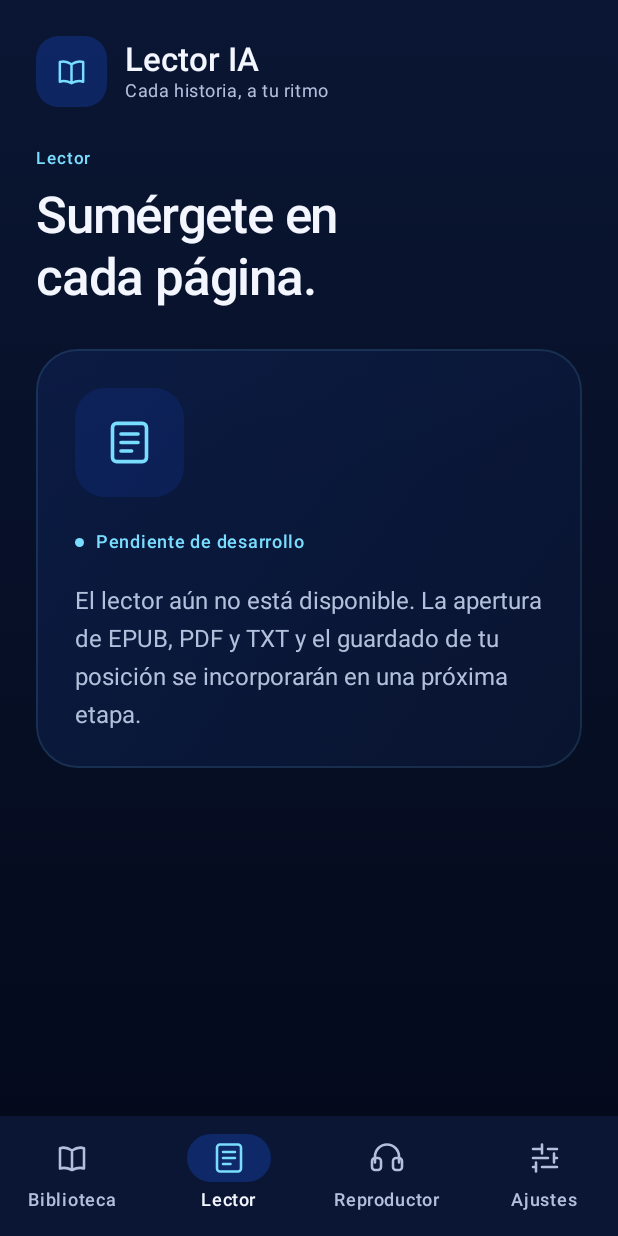
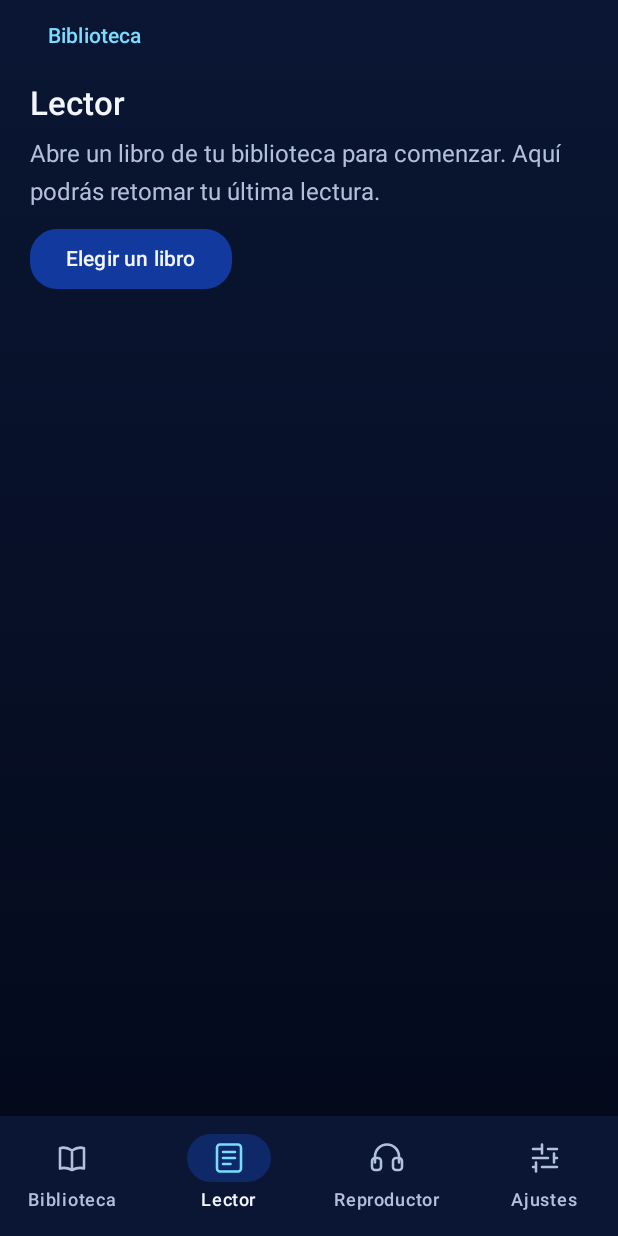
Before and after one commit to Gust4av033/LectorIA-Android, an Android app built with Jetpack Compose: the screen it shows after launch (MainActivity), item 2 of the bottom bar chosen, on a phone screen of 412 x 824 dp. Run offline under Robolectric (Android 15) with nearby library versions, the phone set to English and light mode, and no system bars; our stand-ins replace Dagger/Hilt's generated code, Room's generated code; libraries missing offline, so code that uses them is left out: androidx.hilt.lifecycle, com.tom_roush.pdfbox, org.readium.r2; pictures from the network do not load; 1 statement that could not run was skipped.

Commit message:
feat: abrir lector Compose con secciones y restauración del avance

```diff
--- a/app/src/main/java/com/lectoria/app/presentation/library/LibraryScreen.kt
+++ b/app/src/main/java/com/lectoria/app/presentation/library/LibraryScreen.kt
@@ -72,13 +72,13 @@ import kotlinx.coroutines.Dispatchers
 import kotlinx.coroutines.withContext
 
 @Composable
-fun LibraryRoute(viewModel: LibraryViewModel = hiltViewModel()) {
+fun LibraryRoute(viewModel: LibraryViewModel = hiltViewModel(), onOpenBook: (String) -> Unit = {}) {
     val state by viewModel.state.collectAsStateWithLifecycle()
     val contract = remember { OpenLibraryDocument() }
     val picker = rememberLauncherForActivityResult(contract) { uri ->
         uri?.let { viewModel.importDocument(DocumentSource(it.toString())) }
     }
-    LibraryScreen(state, viewModel, onImport = {
+    LibraryScreen(state, viewModel, onOpenBook = onOpenBook, onImport = {
         try {
             picker.launch(arrayOf("application/epub+zip", "application/pdf", "text/plain", "application/octet-stream", "application/zip"))
         } catch (_: ActivityNotFoundException) { viewModel.pickerUnavailable() }
@@ -87,7 +87,7 @@ fun LibraryRoute(viewModel: LibraryViewModel = hiltViewModel()) {
 }
 
 @Composable
-private fun LibraryScreen(state: LibraryUiState, viewModel: LibraryViewModel, onImport: () -> Unit) {
+private fun LibraryScreen(state: LibraryUiState, viewModel: LibraryViewModel, onImport: () -> Unit, onOpenBook: (String) -> Unit) {
     Box(Modifier.fillMaxSize().testTag("screen_library")) {
         LazyColumn(
             modifier = Modifier.testTag("library_list"),
@@ -218,7 +218,8 @@ private fun LibraryScreen(state: LibraryUiState, viewModel: LibraryViewModel, on
                 book.textEncoding?.let { Text(stringResource(R.string.book_encoding, it)) }
                 Text(stringResource(R.string.book_date, DateTimeFormatter.ofLocalizedDate(FormatStyle.MEDIUM).withLocale(Locale.getDefault()).withZone(ZoneId.systemDefault()).format(book.createdAt)))
                 Text(stringResource(if (book.available) R.string.book_saved else R.string.book_missing_detail), color = if (book.available) Midnight.Highlight else MaterialTheme.colorScheme.error)
-                Text(stringResource(R.string.book_reader_pending))
+                LectorButton(onClick = { viewModel.select(null); onOpenBook(book.id.value) }, enabled = book.available && !state.busy,
+                    modifier = Modifier.fillMaxWidth().testTag("open_book")) { Text(stringResource(R.string.reader_open)) }
             } },
             confirmButton = { LectorTextButton(onClick = { viewModel.select(null) }, modifier = Modifier.testTag("close_book_details")) { Text(stringResource(R.string.close)) } },
             dismissButton = { LectorTextButton(onClick = { viewModel.requestDelete(book) }, modifier = Modifier.testTag("request_delete")) { Text(stringResource(R.string.delete_book), color = MaterialTheme.colorScheme.error) } },
--- a/app/src/main/java/com/lectoria/app/presentation/navigation/LectorIaApp.kt
+++ b/app/src/main/java/com/lectoria/app/presentation/navigation/LectorIaApp.kt
@@ -18,6 +18,8 @@ import androidx.compose.ui.platform.testTag
 import androidx.compose.ui.res.painterResource
 import androidx.compose.ui.res.stringResource
 import androidx.navigation.NavGraph.Companion.findStartDestination
+import androidx.navigation.NavType
+import androidx.navigation.navArgument
 import androidx.navigation.compose.NavHost
 import androidx.navigation.compose.composable
 import androidx.navigation.compose.currentBackStackEntryAsState
@@ -26,6 +28,7 @@ import com.lectoria.app.R
 import com.lectoria.app.core.designsystem.Midnight
 import com.lectoria.app.presentation.library.LibraryRoute
 import com.lectoria.app.presentation.screens.PendingScreen
+import com.lectoria.app.presentation.reader.ReaderRoute
 
 @Composable
 fun LectorIaApp() {
@@ -39,7 +42,7 @@ fun LectorIaApp() {
                 Destination.entries.forEach { destination ->
                     NavigationBarItem(
                         modifier = Modifier.testTag("nav_${destination.route}"),
-                        selected = backStack?.destination?.route == destination.route,
+                        selected = backStack?.destination?.route?.substringBefore('?') == destination.route,
                         onClick = {
                             navController.navigate(destination.route) {
                                 popUpTo(navController.graph.findStartDestination().id) {
@@ -70,16 +73,10 @@ fun LectorIaApp() {
         ) {
             NavHost(navController = navController, startDestination = Destination.Library.route) {
                 composable(Destination.Library.route) {
-                    LibraryRoute()
+                    LibraryRoute(onOpenBook = { id -> navController.navigate("reader?bookId=${android.net.Uri.encode(id)}") { launchSingleTop = true } })
                 }
-                composable(Destination.Reader.route) {
-                    PendingScreen(
-                        title = R.string.reader,
-                        headline = R.string.reader_headline,
-                        description = R.string.reader_pending,
-                        icon = R.drawable.ic_reader,
-                        tag = "screen_reader",
-                    )
+                composable("reader?bookId={bookId}", arguments = listOf(navArgument("bookId") { type = NavType.StringType; nullable = true; defaultValue = null })) {
+                    ReaderRoute(onLibrary = { navController.navigate(Destination.Library.route) { popUpTo(Destination.Library.route); launchSingleTop = true } })
                 }
                 composable(Destination.Player.route) {
                     PendingScreen(
--- /dev/null
+++ b/app/src/main/java/com/lectoria/app/presentation/reader/ReaderScreen.kt
@@ -0,0 +1,154 @@
+package com.lectoria.app.presentation.reader
+
+import android.graphics.BitmapFactory
+import androidx.compose.foundation.Image
+import androidx.compose.foundation.layout.Arrangement
+import androidx.compose.foundation.layout.Box
+import androidx.compose.foundation.layout.Column
+import androidx.compose.foundation.layout.Row
+import androidx.compose.foundation.layout.fillMaxSize
+import androidx.compose.foundation.layout.fillMaxWidth
+import androidx.compose.foundation.layout.padding
+import androidx.compose.foundation.layout.size
+import androidx.compose.foundation.lazy.LazyColumn
+import androidx.compose.foundation.lazy.itemsIndexed
+import androidx.compose.foundation.rememberScrollState
+import androidx.compose.foundation.text.selection.SelectionContainer
+import androidx.compose.foundation.verticalScroll
+import androidx.compose.material3.AlertDialog
+import androidx.compose.material3.CircularProgressIndicator
+import androidx.compose.material3.MaterialTheme
+import androidx.compose.material3.Text
+import androidx.compose.runtime.Composable
+import androidx.compose.runtime.DisposableEffect
+import androidx.compose.runtime.LaunchedEffect
+import androidx.compose.runtime.getValue
+import androidx.compose.runtime.mutableStateOf
+import androidx.compose.runtime.mutableIntStateOf
+import androidx.compose.runtime.remember
+import androidx.compose.runtime.saveable.rememberSaveable
+import androidx.compose.runtime.setValue
+import androidx.compose.ui.Alignment
+import androidx.compose.ui.Modifier
+import androidx.compose.ui.graphics.asImageBitmap
+import androidx.compose.ui.platform.testTag
+import androidx.compose.ui.res.stringResource
+import androidx.compose.ui.semantics.contentDescription
+import androidx.compose.ui.semantics.semantics
+import androidx.compose.ui.text.style.TextOverflow
+import androidx.compose.ui.unit.dp
+import androidx.compose.ui.unit.sp
+import androidx.hilt.lifecycle.viewmodel.compose.hiltViewModel
+import androidx.lifecycle.compose.collectAsStateWithLifecycle
+import com.lectoria.app.R
+import com.lectoria.app.core.designsystem.LectorButton
+import com.lectoria.app.core.designsystem.LectorTextButton
+import com.lectoria.app.core.designsystem.Midnight
+import com.lectoria.app.domain.document.ReaderFailure
+import com.lectoria.app.domain.model.BookFormat
+
+@Composable
+fun ReaderRoute(onLibrary: () -> Unit, viewModel: ReaderViewModel = hiltViewModel()) {
+    DisposableEffect(viewModel) { viewModel.reload(); onDispose { viewModel.release() } }
+    val state by viewModel.state.collectAsStateWithLifecycle()
+    ReaderScreen(state, viewModel::go, viewModel::retry, viewModel::retrySave, onLibrary)
+}
+
+@Composable
+private fun ReaderScreen(
+    state: ReaderUiState,
+    onGo: (com.lectoria.app.domain.model.ReadingLocator) -> Unit,
+    onReload: () -> Unit,
+    onRetrySave: () -> Unit,
+    onLibrary: () -> Unit,
+) {
+    var contents by remember { mutableStateOf(false) }
+    var fontSize by rememberSaveable { mutableIntStateOf(20) }
+    var showPdfText by rememberSaveable { mutableStateOf(false) }
+    val scroll = rememberScrollState()
+    val page = state.page
+    val smallerLabel = stringResource(R.string.reader_smaller)
+    val largerLabel = stringResource(R.string.reader_larger)
+    LaunchedEffect(page?.locator, showPdfText) { scroll.scrollTo(0) }
+
+    Column(Modifier.fillMaxSize().padding(horizontal = 20.dp).testTag("screen_reader"), verticalArrangement = Arrangement.spacedBy(8.dp)) {
+        Row(Modifier.fillMaxWidth(), horizontalArrangement = Arrangement.SpaceBetween, verticalAlignment = Alignment.CenterVertically) {
+            LectorTextButton(onClick = onLibrary) { Text(stringResource(R.string.library)) }
+            if (state.sections.isNotEmpty()) LectorTextButton(onClick = { contents = true }, enabled = !state.busy,
+                modifier = Modifier.testTag("reader_sections")) { Text(stringResource(R.string.reader_sections)) }
+        }
+        Text(state.book?.title ?: stringResource(R.string.reader), style = MaterialTheme.typography.titleLarge, maxLines = 2, overflow = TextOverflow.Ellipsis)
+        if (state.busy) Row(verticalAlignment = Alignment.CenterVertically, horizontalArrangement = Arrangement.spacedBy(12.dp)) {
+            CircularProgressIndicator(Modifier.size(22.dp), color = Midnight.Highlight, strokeWidth = 2.dp)
+            Text(stringResource(R.string.reader_loading))
+        }
+        state.failure?.let { failure ->
+            Text(stringResource(when (failure) {
+                ReaderFailure.OPEN -> R.string.reader_error
+                ReaderFailure.LOCATION -> R.string.reader_location_error
+                ReaderFailure.TOO_LARGE -> R.string.reader_section_large
+                ReaderFailure.PROTECTED -> R.string.error_protected
+            }), color = MaterialTheme.colorScheme.error, modifier = Modifier.testTag("reader_error"))
+            if (page == null) LectorButton(onClick = onReload, enabled = !state.busy) { Text(stringResource(R.string.retry)) }
+        }
+        if (state.saveFailed) Row(verticalAlignment = Alignment.CenterVertically) {
+            Text(stringResource(R.string.reader_save_error), Modifier.weight(1f), color = MaterialTheme.colorScheme.error)
+            LectorTextButton(onClick = onRetrySave, enabled = !state.busy) { Text(stringResource(R.string.retry)) }
+        }
+        if (page == null && !state.busy && state.failure == null) {
+            Text(stringResource(R.string.reader_empty), color = Midnight.MutedText)
+            LectorButton(onClick = onLibrary) { Text(stringResource(R.string.reader_choose)) }
+        }
+        if (page != null) {
+            val isPdf = state.book?.format == BookFormat.PDF
+            val previous = if (isPdf && !showPdfText) state.sections.getOrNull(page.sectionIndex - 1)?.start else page.previous
+            val next = if (isPdf && !showPdfText) state.sections.getOrNull(page.sectionIndex + 1)?.start else page.next
+            val location = sectionLabel(state, page.sectionIndex)
+            Text(if (!isPdf || showPdfText) "$location · ${stringResource(R.string.reader_fragment_number, page.fragmentIndex + 1, page.fragmentCount)}" else location,
+                color = Midnight.Highlight, style = MaterialTheme.typography.labelLarge,
+                modifier = Modifier.testTag("reader_position"))
+            Row(Modifier.fillMaxWidth(), verticalAlignment = Alignment.CenterVertically) {
+                if (isPdf) LectorTextButton(onClick = { showPdfText = !showPdfText }, modifier = Modifier.testTag("reader_toggle_text")) {
+                    Text(stringResource(if (showPdfText) R.string.reader_show_page else R.string.reader_show_text))
+                } else Text(stringResource(R.string.reader_text_mode), Modifier.weight(1f), style = MaterialTheme.typography.labelMedium, color = Midnight.MutedText)
+                if (!isPdf || showPdfText) {
+                    LectorTextButton(onClick = { fontSize -= 2 }, enabled = fontSize > 16,
+                        modifier = Modifier.testTag("reader_smaller").semantics { contentDescription = smallerLabel }) { Text("A−") }
+                    LectorTextButton(onClick = { fontSize += 2 }, enabled = fontSize < 32,
+                        modifier = Modifier.testTag("reader_larger").semantics { contentDescription = largerLabel }) { Text("A+") }
+                }
+            }
+            Column(Modifier.weight(1f).fillMaxWidth().verticalScroll(scroll).testTag("reader_content"), verticalArrangement = Arrangement.spacedBy(12.dp)) {
+                if (isPdf && page.text.isBlank()) Text(stringResource(if (state.extractionAllowed) R.string.reader_no_pdf_text else R.string.reader_extraction_denied), color = Midnight.Highlight)
+                if (isPdf && !showPdfText) {
+                    val bitmap = remember(state.image) { state.image?.let { BitmapFactory.decodeByteArray(it, 0, it.size) } }
+                    if (bitmap != null) Image(bitmap.asImageBitmap(), contentDescription = stringResource(R.string.reader_pdf_image, page.sectionIndex + 1), modifier = Modifier.fillMaxWidth())
+                    if (state.imageFailed) Text(stringResource(R.string.reader_image_error), color = MaterialTheme.colorScheme.error)
+                } else if (page.text.isNotBlank()) SelectionContainer {
+                    Text(page.text.removePrefix("\uFEFF"), fontSize = fontSize.sp, lineHeight = (fontSize * 1.55f).sp, modifier = Modifier.testTag("reader_text"))
+                } else if (!isPdf) Text(stringResource(R.string.reader_no_section_text), color = Midnight.MutedText)
+            }
+            Row(Modifier.fillMaxWidth().padding(bottom = 8.dp), horizontalArrangement = Arrangement.SpaceBetween) {
+                LectorButton(onClick = { previous?.let(onGo) }, enabled = previous != null && !state.busy,
+                    modifier = Modifier.testTag("reader_previous")) { Text(stringResource(R.string.reader_previous)) }
+                LectorButton(onClick = { next?.let(onGo) }, enabled = next != null && !state.busy,
+                    modifier = Modifier.testTag("reader_next")) { Text(stringResource(R.string.reader_next)) }
+            }
+        } else Box(Modifier.weight(1f))
+    }
+    if (contents) AlertDialog(onDismissRequest = { contents = false }, title = { Text(stringResource(R.string.reader_sections)) },
+        text = {
+            LazyColumn { itemsIndexed(state.sections, key = { _, section -> section.id }) { index, section ->
+                LectorTextButton(onClick = { contents = false; onGo(section.start) }, modifier = Modifier.fillMaxWidth().testTag("reader_section_$index")) {
+                    Text(sectionLabel(state, index), Modifier.fillMaxWidth())
+                }
+            } }
+        }, confirmButton = { LectorTextButton(onClick = { contents = false }) { Text(stringResource(R.string.close)) } })
+}
+
+@Composable
+private fun sectionLabel(state: ReaderUiState, index: Int): String = when (state.book?.format) {
+    BookFormat.PDF -> stringResource(R.string.reader_page_number, index + 1, state.sections.size)
+    else -> state.sections.getOrNull(index)?.title?.takeIf { it.isNotBlank() }
+        ?: stringResource(R.string.reader_section_number, index + 1, state.sections.size)
+}
--- /dev/null
+++ b/app/src/main/java/com/lectoria/app/presentation/reader/ReaderViewModel.kt
@@ -0,0 +1,129 @@
+package com.lectoria.app.presentation.reader
+
+import androidx.lifecycle.SavedStateHandle
+import androidx.lifecycle.ViewModel
+import androidx.lifecycle.viewModelScope
+import com.lectoria.app.domain.document.DocumentPage
+import com.lectoria.app.domain.document.DocumentSection
+import com.lectoria.app.domain.document.DocumentSession
+import com.lectoria.app.domain.document.ReaderException
+import com.lectoria.app.domain.document.ReaderFailure
+import com.lectoria.app.domain.model.Book
+import com.lectoria.app.domain.model.BookId
+import com.lectoria.app.domain.model.ReadingLocator
+import com.lectoria.app.domain.model.ReadingProgress
+import com.lectoria.app.domain.usecase.OpenReader
+import com.lectoria.app.domain.usecase.SaveReadingProgress
+import dagger.hilt.android.lifecycle.HiltViewModel
+import java.time.Instant
+import javax.inject.Inject
+import kotlinx.coroutines.CancellationException
+import kotlinx.coroutines.Dispatchers
+import kotlinx.coroutines.Job
+import kotlinx.coroutines.NonCancellable
+import kotlinx.coroutines.awaitCancellation
+import kotlinx.coroutines.cancelAndJoin
+import kotlinx.coroutines.flow.MutableStateFlow
+import kotlinx.coroutines.flow.asStateFlow
+import kotlinx.coroutines.flow.update
+import kotlinx.coroutines.launch
+import kotlinx.coroutines.sync.Mutex
+import kotlinx.coroutines.sync.withLock
+import kotlinx.coroutines.withContext
+
+data class ReaderUiState(
+    val book: Book? = null,
+    val sections: List<DocumentSection> = emptyList(),
+    val page: DocumentPage? = null,
+    val image: ByteArray? = null,
+    val busy: Boolean = true,
+    val failure: ReaderFailure? = null,
+    val saveFailed: Boolean = false,
+    val imageFailed: Boolean = false,
+    val extractionAllowed: Boolean = true,
+)
+
+@HiltViewModel
+class ReaderViewModel @Inject constructor(
+    private val savedState: SavedStateHandle,
+    private val openReader: OpenReader,
+    private val saveProgress: SaveReadingProgress,
+) : ViewModel() {
+    private val mutableState = MutableStateFlow(ReaderUiState())
+    val state = mutableState.asStateFlow()
+    private val mutex = Mutex()
+    private var session: DocumentSession? = null
+    private var lifetime: Job? = null
+    private var action: Job? = null
+    private var lastRequested: ReadingLocator? = null
+
+    fun reload() {
+        if (lifetime?.isActive == true) return
+        val previous = lifetime
+        mutableState.value = ReaderUiState()
+        lifetime = viewModelScope.launch {
+            previous?.cancelAndJoin()
+            try {
+                val opened = openReader(savedState.get<String>("bookId")?.takeIf { it.isNotBlank() }?.let(::BookId))
+                if (opened == null) { mutableState.update { it.copy(busy = false) }; return@launch }
+                session = opened.session
+                val sections = opened.session.sections()
+                if (sections.isEmpty()) throw ReaderException(ReaderFailure.OPEN)
+                mutableState.update { it.copy(book = opened.book, sections = sections, extractionAllowed = opened.session.canExtractText) }
+                mutex.withLock {
+                    try { display(opened.progress?.locator ?: sections.first().start) }
+                    catch (cancelled: CancellationException) { throw cancelled }
+                    catch (error: Exception) { showFailure(error) }
+                }
+                awaitCancellation()
+            } catch (cancelled: CancellationException) { throw cancelled }
+            catch (error: Exception) { showFailure(error) }
+            finally {
+                withContext(NonCancellable + Dispatchers.IO) {
+                    mutex.withLock { runCatching { session?.close() }; session = null }
+                }
+            }
+        }
+    }
+
+    fun release() { action?.cancel(); lifetime?.cancel() }
+
+    fun retry() { if (session == null) reload() else lastRequested?.let(::go) }
+
+    private fun showFailure(error: Exception) {
+        mutableState.update { it.copy(busy = false, failure = (error as? ReaderException)?.reason ?: ReaderFailure.OPEN) }
+    }
+
+    fun go(locator: ReadingLocator) {
+        if (state.value.busy || session == null) return
+        mutableState.update { it.copy(busy = true, failure = null) }
+        action = viewModelScope.launch {
+            mutex.withLock {
+                try { display(locator) }
+                catch (cancelled: CancellationException) { throw cancelled }
+                catch (error: Exception) { showFailure(error) }
+            }
+        }
+    }
+
+    fun retrySave() {
+        val locator = state.value.page?.locator ?: return
+        go(locator)
+    }
+
+    private suspend fun display(locator: ReadingLocator) {
+        lastRequested = locator
+        val active = checkNotNull(session)
+        val page = active.page(locator)
+        val book = checkNotNull(state.value.book)
+        var saveFailed = false
+        try { saveProgress(ReadingProgress(book.id, page.locator, Instant.now())) }
+        catch (cancelled: CancellationException) { throw cancelled }
+        catch (_: Exception) { saveFailed = true }
+        var imageFailed = false
+        val image = try { active.image(page.locator) }
+        catch (cancelled: CancellationException) { throw cancelled }
+        catch (_: Exception) { imageFailed = true; null }
+        mutableState.update { it.copy(page = page, image = image, busy = false, failure = null, saveFailed = saveFailed, imageFailed = imageFailed) }
+    }
+}
--- a/app/src/main/res/values/strings.xml
+++ b/app/src/main/res/values/strings.xml
@@ -13,8 +13,6 @@
     <string name="library_empty_description">Importá tu primer documento. Guardaremos una copia privada para que permanezca en tu biblioteca.</string>
     <string name="privacy_title">Un espacio personal</string>
     <string name="coming_soon">Pendiente de desarrollo</string>
-    <string name="reader_headline">Sumérgete en\ncada página.</string>
-    <string name="reader_pending">El lector aún no está disponible. La apertura de EPUB, PDF y TXT y el guardado de tu posición se incorporarán en una próxima etapa.</string>
     <string name="player_headline">Dale voz a\ntus historias.</string>
     <string name="player_pending">La narración y la reproducción de audio aún no están disponibles. Primero se integrará la voz local; las voces IA serán opcionales y requerirán tu consentimiento.</string>
     <string name="settings_headline">A tu manera.\nA tu ritmo.</string>
@@ -49,7 +47,6 @@
     <string name="book_saved">Copia privada disponible en este dispositivo.</string>
     <string name="book_unavailable">Archivo privado no disponible</string>
     <string name="book_missing_detail">El archivo privado falta o no coincide con el registro. Conservamos los datos del libro; no se sobrescribió ninguna copia.</string>
-    <string name="book_reader_pending">La lectura de páginas y la narración estarán disponibles en las siguientes etapas.</string>
     <string name="error_access">No se pudo acceder al documento. Volvé a seleccionarlo y comprobá el acceso desde el selector de archivos.</string>
     <string name="error_empty">El documento está vacío o no contiene texto legible.</string>
     <string name="error_size">El documento supera los límites de importación: 64 MB por archivo y límites de expansión para EPUB.</string>
@@ -75,4 +72,28 @@
         <item quantity="many">%d páginas</item>
         <item quantity="other">%d páginas</item>
     </plurals>
+    <string name="reader_open">Leer libro</string>
+    <string name="reader_sections">Secciones</string>
+    <string name="reader_loading">Abriendo lectura…</string>
+    <string name="reader_empty">Abre un libro de tu biblioteca para comenzar. Aquí podrás retomar tu última lectura.</string>
+    <string name="reader_choose">Elegir un libro</string>
+    <string name="reader_error">No se pudo abrir la lectura. El libro y su avance se conservan. Intenta de nuevo desde la biblioteca.</string>
+    <string name="reader_location_error">No se pudo recuperar esta ubicación. Tu avance guardado se conserva; puedes elegir otra sección.</string>
+    <string name="reader_section_large">Esta sección supera el límite de texto del lector. Puedes elegir otra sección.</string>
+    <string name="reader_save_error">No se pudo guardar el avance.</string>
+    <string name="reader_show_page">Ver página</string>
+    <string name="reader_show_text">Ver texto</string>
+    <string name="reader_text_mode">Lectura de texto</string>
+    <string name="reader_no_pdf_text">Esta página no tiene texto extraíble. Puede ser una imagen escaneada; necesita OCR, que aún no está disponible. Puedes seguir viendo el PDF.</string>
+    <string name="reader_extraction_denied">Este PDF no permite extraer texto. Puedes consultar su página.</string>
+    <string name="reader_no_section_text">Esta sección no contiene texto extraíble. Continúa a la siguiente sección.</string>
+    <string name="reader_image_error">No se pudo dibujar esta página. Si tiene texto, puedes leerlo con «Ver texto».</string>
+    <string name="reader_pdf_image">Página %1$d del PDF</string>
+    <string name="reader_page_number">Página %1$d de %2$d</string>
+    <string name="reader_section_number">Sección %1$d de %2$d</string>
+    <string name="reader_previous">Anterior</string>
+    <string name="reader_next">Siguiente</string>
+    <string name="reader_smaller">Reducir tamaño del texto</string>
+    <string name="reader_larger">Aumentar tamaño del texto</string>
+    <string name="reader_fragment_number">Fragmento %1$d de %2$d</string>
 </resources>
```
Also changed, not shown: 2 other files.
